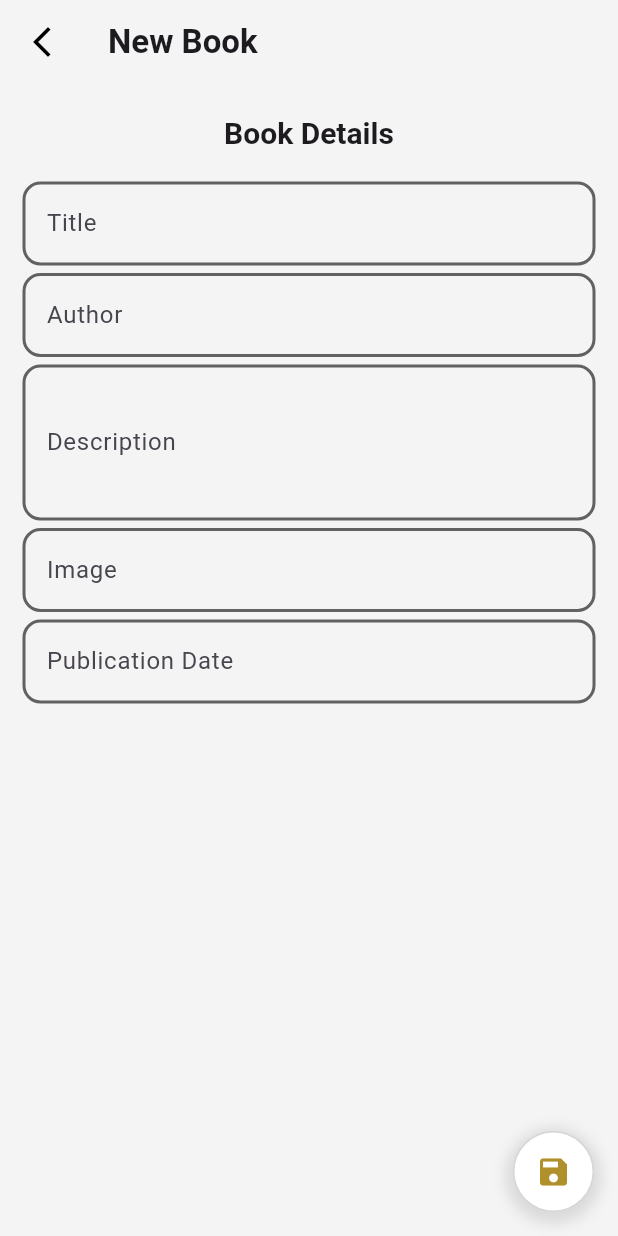
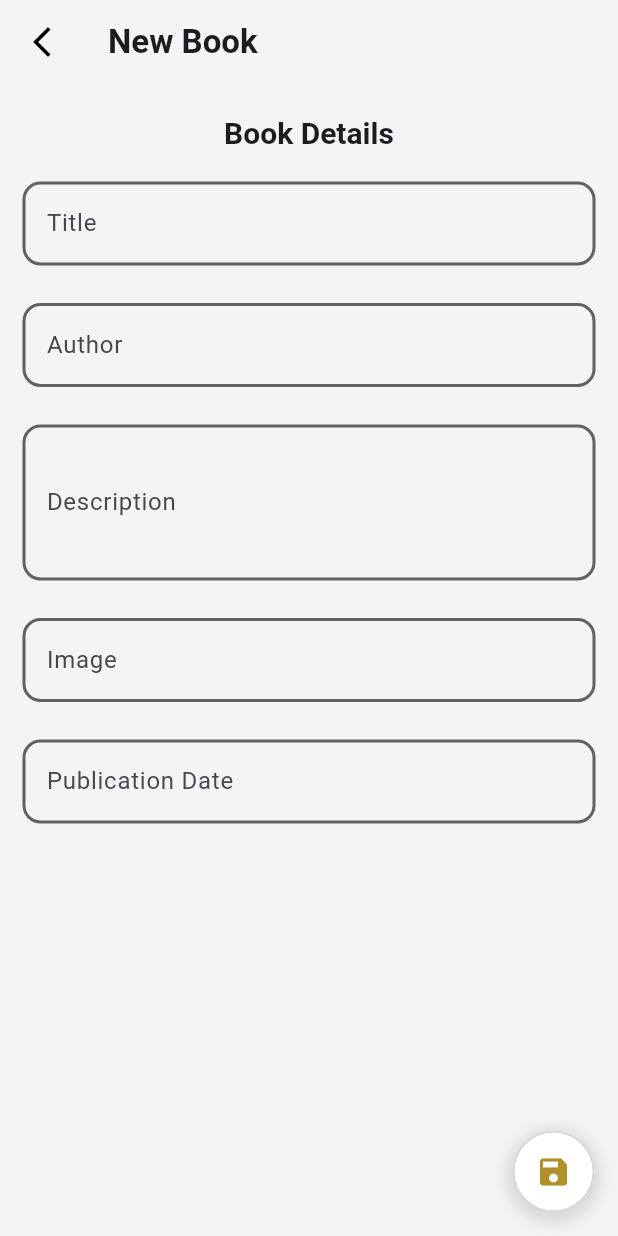
Before and after one commit to ItsWajdy/alexandria, a Flutter app: the NewBookForm screen opened directly, on a phone screen of 412 x 824 dp. Run offline on Flutter 3.47's test engine with Material 3 defaults, Android fonts, the phone set to English and light mode, and no system bars; our stand-ins replace dio, equatable, flutter_bloc, formz, go_router, google_fonts and 2 more; missing offline and left inert: mocktail; accounts and stored records are empty; statements that could not run were skipped.

Commit message:
Transform the EditBookCubit into a BLoC and add its events

```diff
--- a/lib/edit_book/cubit/edit_book_cubit.dart
+++ b/lib/edit_book/cubit/edit_book_bloc.dart
@@ -1,30 +1,34 @@
 import 'package:alexandria/books_repository.dart';
+import 'package:alexandria/edit_book/cubit/edit_book_event.dart';
+import 'package:alexandria/edit_book/cubit/edit_book_state.dart';
 import 'package:alexandria/repository/models/book.dart';
-import 'package:equatable/equatable.dart';
 import 'package:flutter_bloc/flutter_bloc.dart';
 import 'package:form_inputs/form_inputs.dart';
 import 'package:formz/formz.dart';
 
-part 'edit_book_state.dart';
-
-class EditBookCubit extends Cubit<EditBookState> {
+class EditBookBloc extends Bloc<EditBookEvent, EditBookState> {
   final BooksRepository _booksRepository;
   final Book book;
 
-  EditBookCubit(this._booksRepository, this.book)
-      : super(
-          EditBookState(
+  EditBookBloc(this._booksRepository, this.book)
+      : super(EditBookState(
           bookId: book.id,
           title: Text.dirty(book.title),
           author: Text.dirty(book.author),
           description: Text.dirty(book.description),
           image: Url.dirty(book.image),
           publicationDate: book.publicationDate,
-          ),
-        );
+        )) {
+    on<TitleChanged>(_onTitleChanged);
+    on<AuthorChanged>(_onAuthorChanged);
+    on<DescriptionChanged>(_onDescriptionChanged);
+    on<ImageChanged>(_onImageChanged);
+    on<PublicationDateChanged>(_onPublicationDateChanged);
+    on<FormSubmitted>(_onFormSubmitted);
+  }
 
-  void titleChanged(String value) {
-    final Text title = Text.dirty(value);
+  void _onTitleChanged(TitleChanged event, Emitter<EditBookState> emit) {
+    final Text title = Text.dirty(event.text);
     emit(
       state.copyWith(
         title: title,
@@ -39,8 +43,8 @@ class EditBookCubit extends Cubit<EditBookState> {
     );
   }
 
-  void authorChanged(String value) {
-    final Text author = Text.dirty(value);
+  void _onAuthorChanged(AuthorChanged event, Emitter<EditBookState> emit) {
+    final Text author = Text.dirty(event.text);
     emit(
       state.copyWith(
         author: author,
@@ -55,8 +59,9 @@ class EditBookCubit extends Cubit<EditBookState> {
     );
   }
 
-  void descriptionChanged(String value) {
-    final Text description = Text.dirty(value);
+  void _onDescriptionChanged(
+      DescriptionChanged event, Emitter<EditBookState> emit) {
+    final Text description = Text.dirty(event.text);
     emit(
       state.copyWith(
         description: description,
@@ -71,8 +76,8 @@ class EditBookCubit extends Cubit<EditBookState> {
     );
   }
 
-  void imageChanged(String value) {
-    final Url image = Url.dirty(value);
+  void _onImageChanged(ImageChanged event, Emitter<EditBookState> emit) {
+    final Url image = Url.dirty(event.text);
     emit(
       state.copyWith(
         image: image,
@@ -87,10 +92,11 @@ class EditBookCubit extends Cubit<EditBookState> {
     );
   }
 
-  void publicationDateChanged(DateTime value) {
+  void _onPublicationDateChanged(
+      PublicationDateChanged event, Emitter<EditBookState> emit) {
     emit(
       state.copyWith(
-          publicationDate: value,
+          publicationDate: event.date,
           isValid: Formz.validate([
             state.title,
             state.author,
@@ -100,7 +106,8 @@ class EditBookCubit extends Cubit<EditBookState> {
     );
   }
 
-  Future<void> editBook() async {
+  Future<void> _onFormSubmitted(
+      FormSubmitted event, Emitter<EditBookState> emit) async {
     if (!state.isValid || state.publicationDate == null) return;
     emit(state.copyWith(status: FormzSubmissionStatus.inProgress));
     try {
--- /dev/null
+++ b/lib/edit_book/cubit/edit_book_event.dart
@@ -0,0 +1,55 @@
+import 'package:equatable/equatable.dart';
+
+sealed class EditBookEvent extends Equatable {
+  const EditBookEvent();
+}
+
+final class TitleChanged extends EditBookEvent {
+  final String text;
+
+  const TitleChanged({required this.text});
+
+  @override
+  List<Object?> get props => [text];
+}
+
+final class AuthorChanged extends EditBookEvent {
+  final String text;
+
+  const AuthorChanged({required this.text});
+
+  @override
+  List<Object?> get props => [text];
+}
+
+final class DescriptionChanged extends EditBookEvent {
+  final String text;
+
+  const DescriptionChanged({required this.text});
+
+  @override
+  List<Object?> get props => [text];
+}
+
+final class ImageChanged extends EditBookEvent {
+  final String text;
+
+  const ImageChanged({required this.text});
+
+  @override
+  List<Object?> get props => [text];
+}
+
+final class PublicationDateChanged extends EditBookEvent {
+  final DateTime date;
+
+  const PublicationDateChanged({required this.date});
+
+  @override
+  List<Object?> get props => [date];
+}
+
+final class FormSubmitted extends EditBookEvent {
+  @override
+  List<Object?> get props => [];
+}
--- a/lib/edit_book/cubit/edit_book_state.dart
+++ b/lib/edit_book/cubit/edit_book_state.dart
@@ -1,4 +1,6 @@
-part of 'edit_book_cubit.dart';
+import 'package:equatable/equatable.dart';
+import 'package:form_inputs/form_inputs.dart';
+import 'package:formz/formz.dart';
 
 final class EditBookState extends Equatable {
   const EditBookState({
--- a/lib/edit_book/edit_book.dart
+++ b/lib/edit_book/edit_book.dart
@@ -1,2 +1,2 @@
 export 'view/view.dart';
-export 'cubit/edit_book_cubit.dart';
+export 'cubit/edit_book_bloc.dart';
--- a/lib/edit_book/view/edit_book_page.dart
+++ b/lib/edit_book/view/edit_book_page.dart
@@ -1,5 +1,5 @@
 import 'package:alexandria/books_repository.dart';
-import 'package:alexandria/edit_book/cubit/edit_book_cubit.dart';
+import 'package:alexandria/edit_book/cubit/edit_book_bloc.dart';
 import 'package:alexandria/edit_book/view/edit_book_form.dart';
 import 'package:alexandria/repository/models/book.dart';
 import 'package:flutter/material.dart';
@@ -12,8 +12,8 @@ class EditBookPage extends StatelessWidget {
 
   @override
   Widget build(BuildContext context) {
-    return BlocProvider<EditBookCubit>(
-      create: (_) => EditBookCubit(context.read<BooksRepository>(), book),
+    return BlocProvider<EditBookBloc>(
+      create: (_) => EditBookBloc(context.read<BooksRepository>(), book),
       child: const EditBookForm(),
     );
   }
--- a/lib/new_book/view/new_book_form.dart
+++ b/lib/new_book/view/new_book_form.dart
@@ -76,21 +76,21 @@ class _NewBookFormState extends State<NewBookForm> {
                     const SizedBox(
                       height: 20,
                     ),
-                    _TitleInput(),
-                    const SizedBox(
-                      height: 5,
+                    Padding(
+                      padding: const EdgeInsets.only(bottom: 25.0),
+                      child: _TitleInput(),
                     ),
-                    _AuthorInput(),
-                    const SizedBox(
-                      height: 5,
+                    Padding(
+                      padding: const EdgeInsets.only(bottom: 25.0),
+                      child: _AuthorInput(),
                     ),
-                    _DescriptionInput(),
-                    const SizedBox(
-                      height: 5,
+                    Padding(
+                      padding: const EdgeInsets.only(bottom: 25.0),
+                      child: _DescriptionInput(),
                     ),
-                    _ImageInput(),
-                    const SizedBox(
-                      height: 5,
+                    Padding(
+                      padding: const EdgeInsets.only(bottom: 25.0),
+                      child: _ImageInput(),
                     ),
                     _PublicationDateInput(),
                   ],
@@ -220,8 +220,7 @@ class _PublicationDateInputState extends State<_PublicationDateInput> {
             );
 
             if (pickedDate != null) {
-              String formattedDate =
-                  DateFormat('yyyy-MM-dd').format(pickedDate);
+              String formattedDate = DateFormat.yMMMMd().format(pickedDate);
               setState(() {
                 dateInput.text = formattedDate;
               });
```
Also changed, not shown: lib/edit_book/view/edit_book_form.dart (+22 -20 lines). Lines whose indentation alone changed are shown as unchanged.
